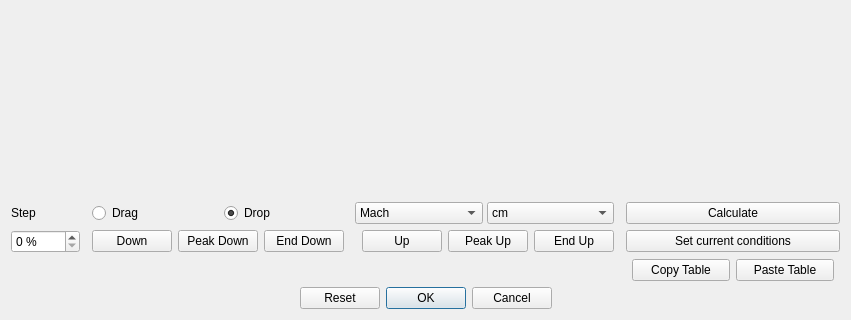
Above: ui_templates/drag_func_edit.ui from o-murphy/archer_ballistics_constructor before the change; both pictures show x 0 to 851 and y 239 to 559 of the 851 by 559 pixel window. Below: the same form after it.
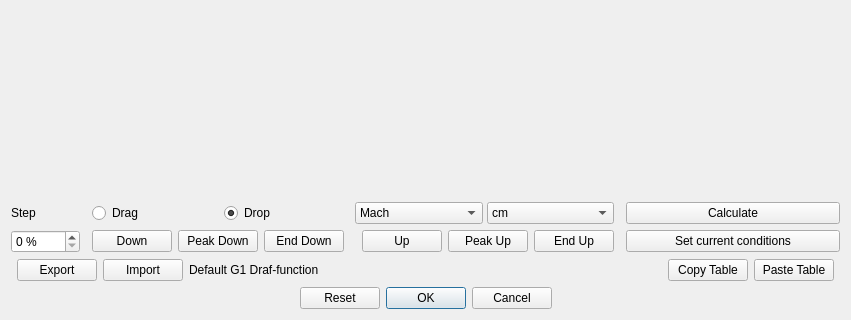
That is the form after the change. Icons and pictures are not drawn.

What changed in the file:
```diff
--- a/ui_templates/drag_func_edit.ui
+++ b/ui_templates/drag_func_edit.ui
@@ -375,7 +375,7 @@
    <item row="0" column="0" colspan="4">
     <widget class="QWidget" name="widget_5" native="true"/>
    </item>
-   <item row="4" column="3">
+   <item row="4" column="0" colspan="4">
     <widget class="QWidget" name="dragTableToolBox" native="true">
      <property name="sizePolicy">
       <sizepolicy hsizetype="Preferred" vsizetype="Fixed">
@@ -396,6 +396,69 @@
       <property name="bottomMargin">
        <number>0</number>
       </property>
+      <item>
+       <widget class="QPushButton" name="exportDF">
+        <property name="sizePolicy">
+         <sizepolicy hsizetype="Preferred" vsizetype="Fixed">
+          <horstretch>0</horstretch>
+          <verstretch>0</verstretch>
+         </sizepolicy>
+        </property>
+        <property name="minimumSize">
+         <size>
+          <width>0</width>
+          <height>0</height>
+         </size>
+        </property>
+        <property name="maximumSize">
+         <size>
+          <width>100</width>
+          <height>16777215</height>
+         </size>
+        </property>
+        <property name="text">
+         <string>Export</string>
+        </property>
+       </widget>
+      </item>
+      <item>
+       <widget class="QPushButton" name="importDF">
+        <property name="sizePolicy">
+         <sizepolicy hsizetype="Preferred" vsizetype="Fixed">
+          <horstretch>0</horstretch>
+          <verstretch>0</verstretch>
+         </sizepolicy>
+        </property>
+        <property name="minimumSize">
+         <size>
+          <width>0</width>
+          <height>0</height>
+         </size>
+        </property>
+        <property name="maximumSize">
+         <size>
+          <width>100</width>
+          <height>16777215</height>
+         </size>
+        </property>
+        <property name="text">
+         <string>Import</string>
+        </property>
+       </widget>
+      </item>
+      <item>
+       <widget class="QLabel" name="dfComment">
+        <property name="sizePolicy">
+         <sizepolicy hsizetype="Expanding" vsizetype="Preferred">
+          <horstretch>0</horstretch>
+          <verstretch>0</verstretch>
+         </sizepolicy>
+        </property>
+        <property name="text">
+         <string>Default G1 Draf-function</string>
+        </property>
+       </widget>
+      </item>
       <item>
        <widget class="QPushButton" name="copyTable">
         <property name="sizePolicy">
```
